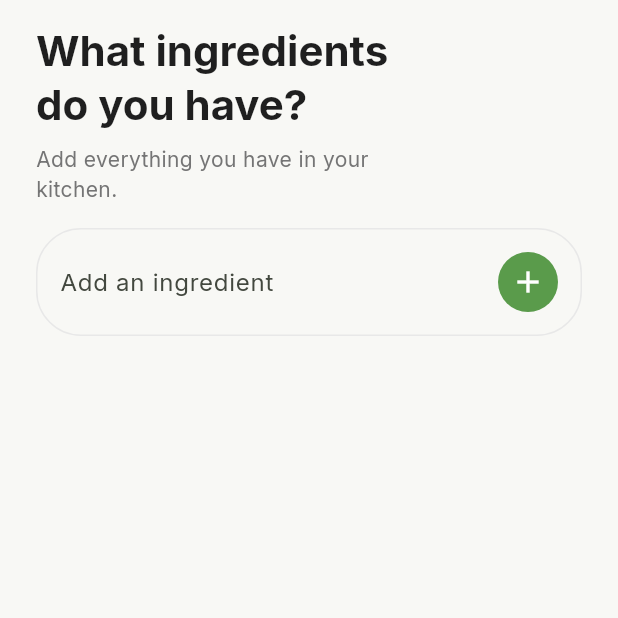
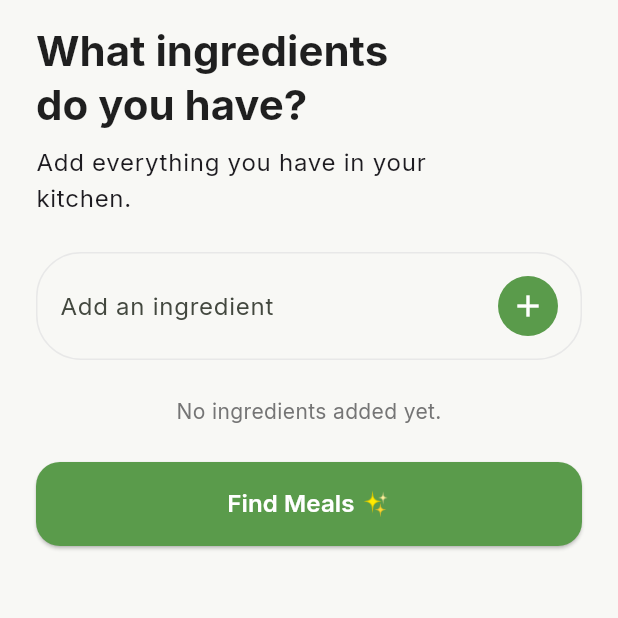
Before and after one commit to rodelgabriel45/meal_mate_ai, a Flutter app: the screen it shows after launch, on a phone screen of 412 x 824 dp, the top half of it. Run offline on Flutter 3.47's test engine with Material 3 defaults, Android fonts, the phone set to English and light mode, and no system bars; our stand-ins replace google_fonts.

Commit message:
Add Ingredient list, find meals button, and manage ingredients using provider

```diff
--- a/lib/core/theme/app_theme.dart
+++ b/lib/core/theme/app_theme.dart
@@ -23,6 +23,12 @@ class AppTheme {
         color: AppColors.textPrimary,
       ),
 
+      headlineSmall: GoogleFonts.inter(
+        fontSize: 16,
+        fontWeight: FontWeight.w700,
+        color: AppColors.textPrimary,
+      ),
+
       bodyMedium: GoogleFonts.inter(
         fontSize: 14,
         fontWeight: FontWeight.w400,
--- a/lib/features/home/models/ingredient.dart
+++ b/lib/features/home/models/ingredient.dart
@@ -0,0 +1,5 @@
+class Ingredient {
+  final String name;
+
+  const Ingredient({required this.name});
+}
--- /dev/null
+++ b/lib/features/home/providers/ingredient_provider.dart
@@ -0,0 +1,30 @@
+import 'package:flutter/material.dart';
+import 'package:meal_mate_ai/features/home/models/ingredient.dart';
+
+class IngredientProvider extends ChangeNotifier {
+  final List<Ingredient> _ingredients = [];
+
+  List<Ingredient> get ingredients => List.unmodifiable(_ingredients);
+
+  void addIngredient(String name) {
+    final ingredient = name.trim();
+
+    if (ingredient.isEmpty) return;
+
+    final exists = _ingredients.any(
+      (i) => i.name.toLowerCase() == ingredient.toLowerCase(),
+    );
+
+    if (exists) return;
+
+    _ingredients.add(Ingredient(name: ingredient));
+
+    notifyListeners();
+  }
+
+  void removeIngredient(Ingredient ingredient) {
+    _ingredients.remove(ingredient);
+
+    notifyListeners();
+  }
+}
--- a/lib/features/home/screens/home_screen.dart
+++ b/lib/features/home/screens/home_screen.dart
@@ -1,15 +1,15 @@
 import 'package:flutter/material.dart';
 import 'package:meal_mate_ai/core/constants/app_padding.dart';
 import 'package:meal_mate_ai/core/constants/app_spacing.dart';
+import 'package:meal_mate_ai/features/home/providers/ingredient_provider.dart';
 import 'package:meal_mate_ai/features/home/widgets/app_header.dart';
+import 'package:meal_mate_ai/features/home/widgets/find_meals_button.dart';
 import 'package:meal_mate_ai/features/home/widgets/ingredient_input.dart';
+import 'package:meal_mate_ai/features/home/widgets/ingredient_list.dart';
+import 'package:provider/provider.dart';
 
 class HomeScreen extends StatelessWidget {
   const HomeScreen({super.key});
-
-  void onAddIngredient(String ingredient) {
-    //
-  }
 
   @override
   Widget build(BuildContext context) {
@@ -22,15 +22,32 @@ class HomeScreen extends StatelessWidget {
             children: [
               AppHeader(),
 
-              SizedBox(height: AppSpacing.md),
+              SizedBox(height: AppSpacing.lg),
 
-              IngredientInput(onAddIngredient: onAddIngredient),
+              IngredientInput(
+                onAddIngredient: (ingredient) {
+                  context.read<IngredientProvider>().addIngredient(ingredient);
+                },
+              ),
 
-              // IngredientChip
+              SizedBox(height: AppSpacing.lg),
 
-              // IngredientList
+              Consumer<IngredientProvider>(
+                builder: (context, provider, child) {
+                  return IngredientList(
+                    ingredients: provider.ingredients,
+                    onRemove: (ingredient) {
+                      context.read<IngredientProvider>().removeIngredient(
+                        ingredient,
+                      );
+                    },
+                  );
+                },
+              ),
 
-              // FindMealsButton
+              SizedBox(height: AppSpacing.lg),
+
+              FindMealsButton(),
             ],
           ),
         ),
--- a/lib/features/home/widgets/app_header.dart
+++ b/lib/features/home/widgets/app_header.dart
@@ -18,7 +18,7 @@ class AppHeader extends StatelessWidget {
 
         Text(
           'Add everything you have in your\nkitchen.',
-          style: Theme.of(context).textTheme.bodyMedium,
+          style: Theme.of(context).textTheme.bodyLarge,
         ),
       ],
     );
--- a/lib/features/home/widgets/find_meals_button.dart
+++ b/lib/features/home/widgets/find_meals_button.dart
@@ -0,0 +1,28 @@
+import 'package:flutter/material.dart';
+import 'package:meal_mate_ai/core/theme/app_colors.dart';
+
+class FindMealsButton extends StatelessWidget {
+  const FindMealsButton({super.key});
+
+  @override
+  Widget build(BuildContext context) {
+    return SizedBox(
+      width: double.infinity,
+      height: 56,
+      child: ElevatedButton(
+        style: ElevatedButton.styleFrom(
+          backgroundColor: AppColors.primary,
+          foregroundColor: Colors.white,
+
+          shape: RoundedRectangleBorder(
+            borderRadius: BorderRadiusGeometry.circular(16),
+          ),
+        ),
+        onPressed: () {
+          //
+        },
+        child: const Text('Find Meals ✨'),
+      ),
+    );
+  }
+}
--- a/lib/features/home/widgets/ingredient_list.dart
+++ b/lib/features/home/widgets/ingredient_list.dart
@@ -0,0 +1,43 @@
+import 'package:flutter/material.dart';
+import 'package:meal_mate_ai/core/constants/app_spacing.dart';
+import 'package:meal_mate_ai/features/home/models/ingredient.dart';
+import 'package:meal_mate_ai/features/home/widgets/ingredient_chip.dart';
+
+class IngredientList extends StatelessWidget {
+  final List<Ingredient> ingredients;
+  final ValueChanged<Ingredient> onRemove;
+
+  const IngredientList({
+    super.key,
+    required this.ingredients,
+    required this.onRemove,
+  });
+
+  @override
+  Widget build(BuildContext context) {
+    return ingredients.isEmpty
+        ? const Center(child: Text('No ingredients added yet.'))
+        : Column(
+            crossAxisAlignment: CrossAxisAlignment.start,
+            children: [
+              Text(
+                'Your ingredients',
+                style: Theme.of(context).textTheme.headlineSmall,
+              ),
+
+              const SizedBox(height: AppSpacing.md),
+
+              Wrap(
+                spacing: 8,
+                runSpacing: 8,
+                children: ingredients.map((ingredient) {
+                  return IngredientChip(
+                    ingredient: ingredient,
+                    onRemove: () => onRemove(ingredient),
+                  );
+                }).toList(),
+              ),
+            ],
+          );
+  }
+}
--- a/pubspec.yaml
+++ b/pubspec.yaml
@@ -35,6 +35,7 @@ dependencies:
   # Use with the CupertinoIcons class for iOS style icons.
   cupertino_icons: ^1.0.8
   google_fonts: ^8.1.0
+  provider: ^6.1.5+1
 
 dev_dependencies:
   flutter_test:
```
Also changed, not shown: lib/features/home/widgets/ingredient_chip.dart (+30 -0 lines), lib/main.dart (+8 -1 lines), pubspec.lock.
